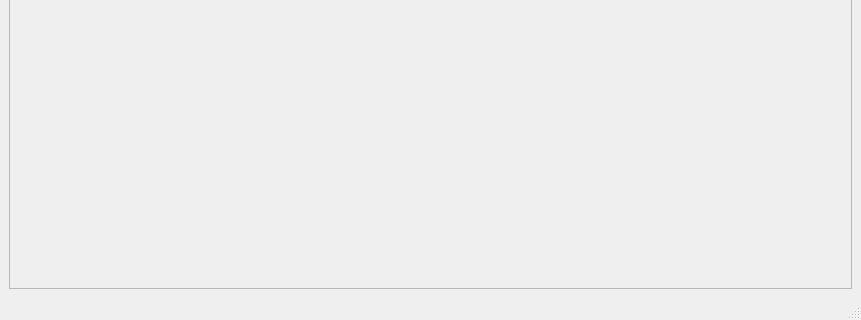
First picture: the form in sadnotes/dashboard.ui, repository aniolm9/practiques-sad, before the edit; both pictures show x 0 to 861 and y 300 to 620 of the 861 by 620 pixel window.
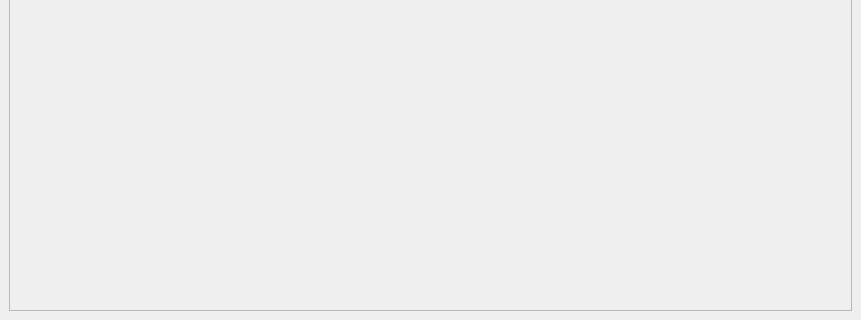
Second picture: the form after the edit.

```diff
--- a/sadnotes/dashboard.ui
+++ b/sadnotes/dashboard.ui
@@ -55,15 +55,15 @@
          <x>0</x>
          <y>0</y>
          <width>845</width>
-         <height>510</height>
+         <height>538</height>
         </rect>
        </property>
+       <layout class="QGridLayout" name="gridLayout_2"/>
       </widget>
      </widget>
     </item>
    </layout>
   </widget>
-  <widget class="QStatusBar" name="statusbar"/>
  </widget>
  <resources/>
  <connections/>
```
Left out of the diff: 2 changed lines with no effect on the pictures.
